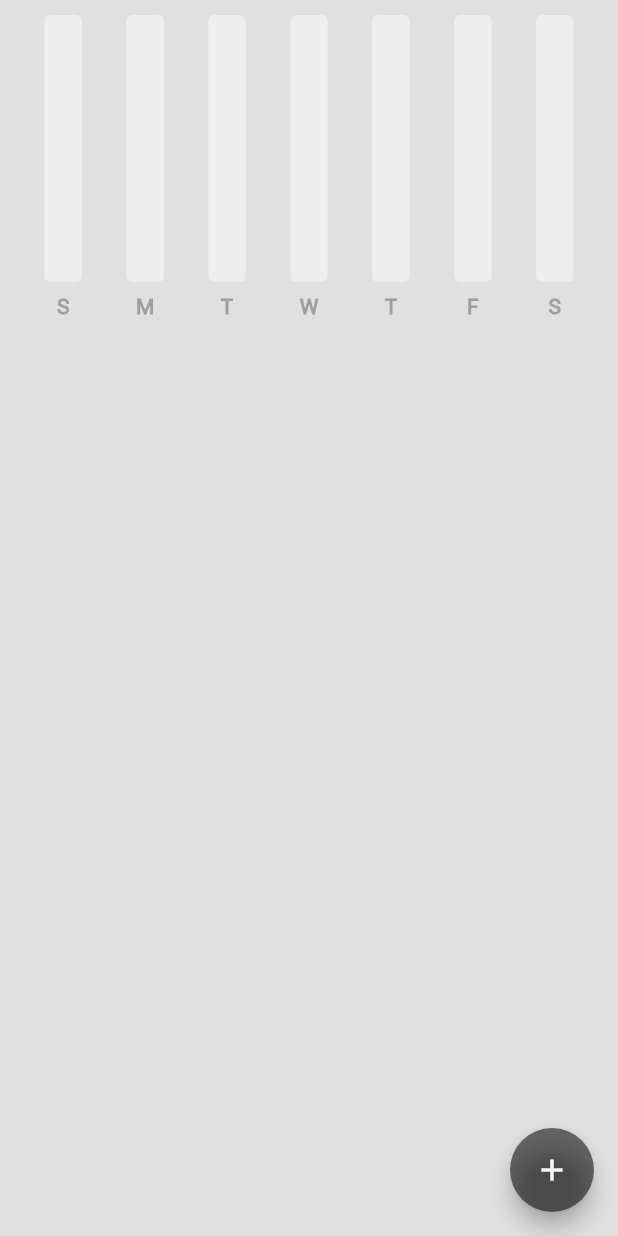
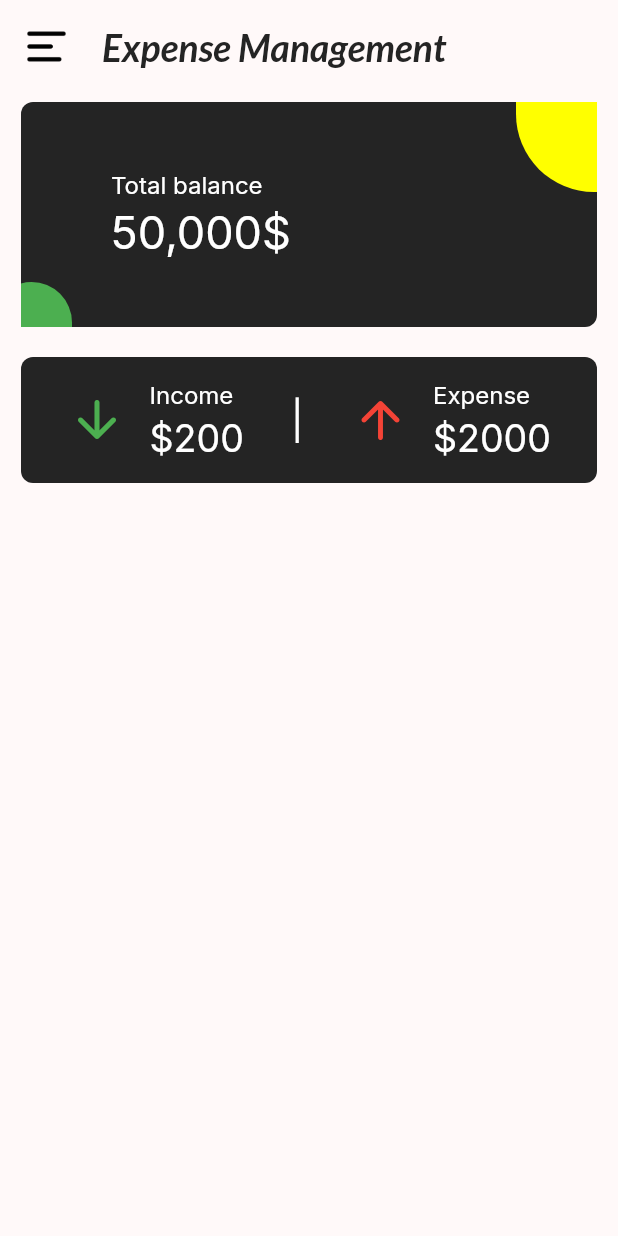
Before and after one commit to sarveshsataye36/expense_management, a Flutter app: the screen it shows after launch, on a phone screen of 412 x 824 dp. Run offline on Flutter 3.47's test engine with Material 2 defaults, Android fonts, the phone set to English and light mode, and no system bars; drawn by our look-alikes of fl_chart; our stand-ins replace flutter_slidable, google_fonts, hive, hive_flutter; accounts and stored records are empty.

Commit message:
New Changes are done in Ui and update methond is added but its not working fine

```diff
--- /dev/null
+++ b/lib/components/header.dart
@@ -0,0 +1,35 @@
+import 'package:flutter/material.dart';
+import 'package:google_fonts/google_fonts.dart';
+import '../helpers/constant.dart';
+class HeaderUi extends StatelessWidget {
+  const HeaderUi({super.key});
+
+  @override
+  Widget build(BuildContext context) {
+    return Row(
+      children: <Widget>[
+        GestureDetector(
+          onTap: (){},
+          child: Image.asset(
+            'lib/icons/menu-icon.png',
+            fit: BoxFit.cover, // Fixes border issues
+            width: 34.0,
+            height: 34.0,
+          ),
+        ),
+        const SizedBox(
+          width: 20,
+        ),
+        Text('Expense Management',
+            style: GoogleFonts.lato(
+                textStyle: Theme.of(context).textTheme.displayLarge,
+                fontSize: 25,
+                fontWeight: FontWeight.w700,
+                fontStyle: FontStyle.italic,
+                color: textColor
+            )
+        )
+      ],
+    );
+  }
+}
--- /dev/null
+++ b/lib/components/total_balance.dart
@@ -0,0 +1,83 @@
+import 'package:flutter/material.dart';
+import 'package:google_fonts/google_fonts.dart';
+import '../helpers/constant.dart';
+
+class TotalBalanceUi extends StatelessWidget {
+  const TotalBalanceUi({super.key});
+
+  @override
+  Widget build(BuildContext context) {
+    return Container(
+        width: double.infinity,
+        height: 150,
+        decoration: BoxDecoration(
+          color: textColor,
+          borderRadius: BorderRadius.circular(8),
+        ),
+        child: Stack(
+          children: [
+            Positioned(
+              child: Container(
+                padding: const EdgeInsets.fromLTRB(60, 18, 18, 18),
+                width: double.infinity,
+                child: Column(
+                  crossAxisAlignment: CrossAxisAlignment.start,
+                  mainAxisAlignment: MainAxisAlignment.center,
+                  children: [
+                    Text('Total balance',
+                      style: GoogleFonts.inter(
+                          textStyle: Theme.of(context).textTheme.displayLarge,
+                          fontSize: 16,
+                          fontWeight: FontWeight.normal,
+                          fontStyle: FontStyle.normal,
+                          color: Colors.white
+                      ),
+                    ),
+                    const SizedBox(
+                      height: 5,
+                    ),
+                    Text('50,000\$',
+                      style: GoogleFonts.inter(
+                          textStyle: Theme.of(context).textTheme.displayLarge,
+                          fontSize: 30,
+                          fontWeight: FontWeight.normal,
+                          fontStyle: FontStyle.normal,
+                          color: Colors.white
+                      ),),
+                  ],
+                ),
+              ),
+            ),
+            Positioned.fill(
+              right: -50,
+              left: 330,
+              top: -150,
+              bottom: 90,
+              child: Container(
+                width: 80,
+                height: 80,
+                decoration: BoxDecoration(
+                  color: Colors.yellowAccent,
+                  borderRadius: BorderRadius.circular(90),
+                ),
+              ),
+            ),
+            Positioned.fill(
+              left: -20,
+              right: 350,
+              top: 120,
+              bottom: -30,
+              child: Container(
+                width: 80,
+                height: 80,
+                decoration: BoxDecoration(
+                  color: Colors.green,
+                  borderRadius: BorderRadius.circular(90),
+                ),
+              ),
+            ),
+          ],
+        )
+    );
+  }
+}
--- /dev/null
+++ b/lib/components/total_income_expense.dart
@@ -0,0 +1,106 @@
+import 'package:flutter/material.dart';
+import 'package:google_fonts/google_fonts.dart';
+import '../helpers/constant.dart';
+
+class TotalIncomeExpenseUi extends StatelessWidget {
+  const TotalIncomeExpenseUi({super.key});
+
+  @override
+  Widget build(BuildContext context) {
+    return Container(
+      padding: const EdgeInsets.all(15),
+      decoration: BoxDecoration(
+        color: textColor,
+        borderRadius: BorderRadius.circular(8),
+      ),
+      child: Row(
+        crossAxisAlignment: CrossAxisAlignment.center,
+        mainAxisAlignment: MainAxisAlignment.spaceAround,
+        children: [
+          Row(
+            children: [
+              const Icon(Icons.arrow_downward_rounded,
+                size: 40,
+                color: Colors.green,
+              ),
+              const SizedBox(
+                width: 15,
+              ),
+              Column(
+                crossAxisAlignment: CrossAxisAlignment.start,
+                children: [
+                  Text('Income',
+                    style: GoogleFonts.inter(
+                        textStyle: Theme.of(context).textTheme.displayLarge,
+                        fontSize: 16,
+                        fontWeight: FontWeight.normal,
+                        fontStyle: FontStyle.normal,
+                        color: Colors.white
+                    ),
+                  ),
+                  const SizedBox(
+                    height: 5,
+                  ),
+                  Text('\$200',
+                    style: GoogleFonts.inter(
+                        textStyle: Theme.of(context).textTheme.displayLarge,
+                        fontSize: 25,
+                        fontWeight: FontWeight.normal,
+                        fontStyle: FontStyle.normal,
+                        color: Colors.white
+                    ),
+                  ),
+                ],
+              )
+            ],
+          ),
+          Text('|',
+            style: GoogleFonts.inter(
+                textStyle: Theme.of(context).textTheme.displayLarge,
+                fontSize: 25,
+                fontWeight: FontWeight.normal,
+                fontStyle: FontStyle.normal,
+                color: Colors.white
+            ),),
+          Row(
+            children: [
+              const Icon(Icons.arrow_upward_rounded,
+                size: 40,
+                color: Colors.red,
+              ),
+              const SizedBox(
+                width: 15,
+              ),
+              Column(
+                crossAxisAlignment: CrossAxisAlignment.start,
+                children: [
+                  Text('Expense',
+                    style: GoogleFonts.inter(
+                        textStyle: Theme.of(context).textTheme.displayLarge,
+                        fontSize: 16,
+                        fontWeight: FontWeight.normal,
+                        fontStyle: FontStyle.normal,
+                        color: Colors.white
+                    ),
+                  ),
+                  const SizedBox(
+                    height: 5,
+                  ),
+                  Text('\$2000',
+                    style: GoogleFonts.inter(
+                        textStyle: Theme.of(context).textTheme.displayLarge,
+                        fontSize: 25,
+                        fontWeight: FontWeight.normal,
+                        fontStyle: FontStyle.normal,
+                        color: Colors.white
+                    ),
+                  ),
+                ],
+              )
+            ],
+          ),
+        ],
+      ),
+    );
+  }
+}
--- /dev/null
+++ b/lib/helpers/constant.dart
@@ -0,0 +1,4 @@
+import 'package:flutter/material.dart';
+
+const Color lightRedBackground = Color.fromRGBO(255, 249, 249, 1);
+const Color  textColor = Color.fromRGBO(36, 36, 36, 1);
--- a/lib/main.dart
+++ b/lib/main.dart
@@ -2,6 +2,7 @@ import 'package:expense_management/data/expense_data.dart';
 import 'package:flutter/material.dart';
 import 'package:hive_flutter/adapters.dart';
 import 'package:provider/provider.dart';
+import 'pages/dashboard.dart';
 import 'pages/home_page/home_page.dart';
 
 void main() async{
@@ -26,7 +27,7 @@ class ExpenseManagementApp extends StatelessWidget {
       ],
       child: const MaterialApp(
         debugShowCheckedModeBanner: false,
-        home: HomePage(),
+        home: Dashboard(),
       ),
     );
   }
--- /dev/null
+++ b/lib/pages/dashboard.dart
@@ -0,0 +1,68 @@
+import 'package:expense_management/components/total_balance.dart';
+import 'package:expense_management/module/expense_item.dart';
+import 'package:flutter/material.dart';
+import 'package:google_fonts/google_fonts.dart';
+import 'package:provider/provider.dart';
+import '../components/expense_tiles.dart';
+import '../components/header.dart';
+import '../components/total_income_expense.dart';
+import '../data/expense_data.dart';
+import '../helpers/constant.dart';
+class Dashboard extends StatefulWidget {
+  const Dashboard({super.key});
+
+  @override
+  State<Dashboard> createState() => _DashboardState();
+}
+
+class _DashboardState extends State<Dashboard> {
+  @override
+  Widget build(BuildContext context) {
+    return Consumer<ExpenseData>(builder: (context, value, child)=>Scaffold(
+        backgroundColor: lightRedBackground,
+        body: Padding(
+          padding: const EdgeInsets.all(14),
+          child: Column(
+            children: [
+              // App bar with heading
+              const HeaderUi(),
+              //
+              const SizedBox(
+                height: 20,
+              ),
+
+             // Total Balance
+              const TotalBalanceUi(),
+             //
+              const SizedBox(
+                height: 20,
+              ),
+
+              // Total Expense & Income
+              const TotalIncomeExpenseUi(),
+              //
+
+              // Recent Transaction
+              ListView.builder(
+                shrinkWrap: true,
+                physics: const NeverScrollableScrollPhysics(),
+                itemCount: value.getAllExpenseList().length,
+                itemBuilder: (context,index)=>ExpenseTiles(
+                  expenseName: value.getAllExpenseList()[index].name,
+                  expenseAmount: value.getAllExpenseList()[index].amount,
+                  expenseDateTime: value.getAllExpenseList()[index].dateTime,
+                  deleteTapped: (p0)=>deleteExpense(value.getAllExpenseList()[index]),
+                   editTapped: (p0)=>updateCurrentExpense(value.getAllExpenseList()[index],value.getAllExpenseList()[index].name,value.getAllExpenseList()[index].amount),
+                ),
+              ),
+            ],
+          ),
+        )
+      ),
+    );
+  }
+
+  deleteExpense(ExpenseItem allExpenseList) {}
+
+  updateCurrentExpense(ExpenseItem allExpenseList, String name, String amount) {}
+}
--- a/pubspec.yaml
+++ b/pubspec.yaml
@@ -65,8 +65,8 @@ flutter:
   uses-material-design: true
 
   # To add assets to your application, add an assets section, like this:
-  # assets:
-  #   - images/a_dot_burr.jpeg
+  assets:
+     - lib/icons/
   #   - images/a_dot_ham.jpeg
 
   # An image asset can refer to one or more resolution-specific "variants", see
```
Also changed, not shown: lib/icons/menu-icon.png (added).
